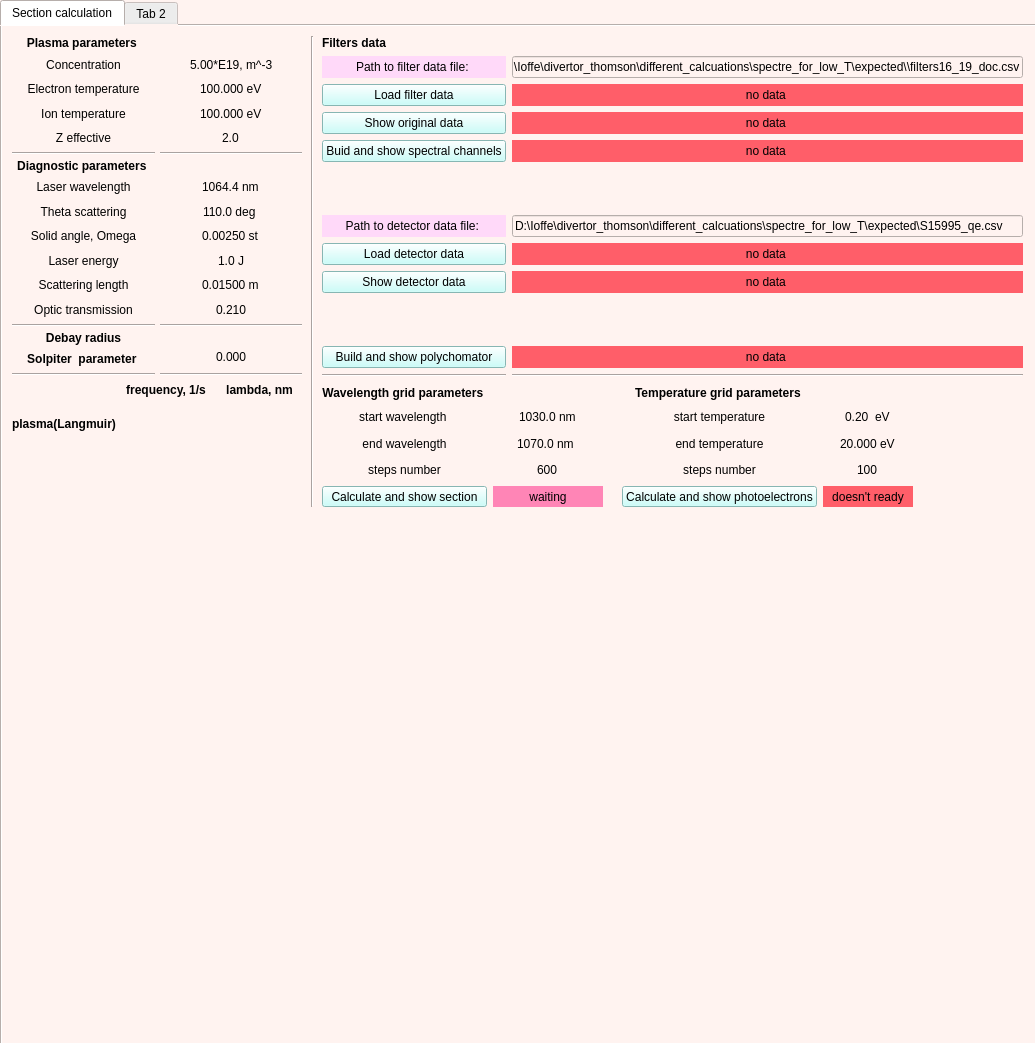
Qt form gui/designe_1.ui (Ermachok/spectre_for_low_T) before a commit.
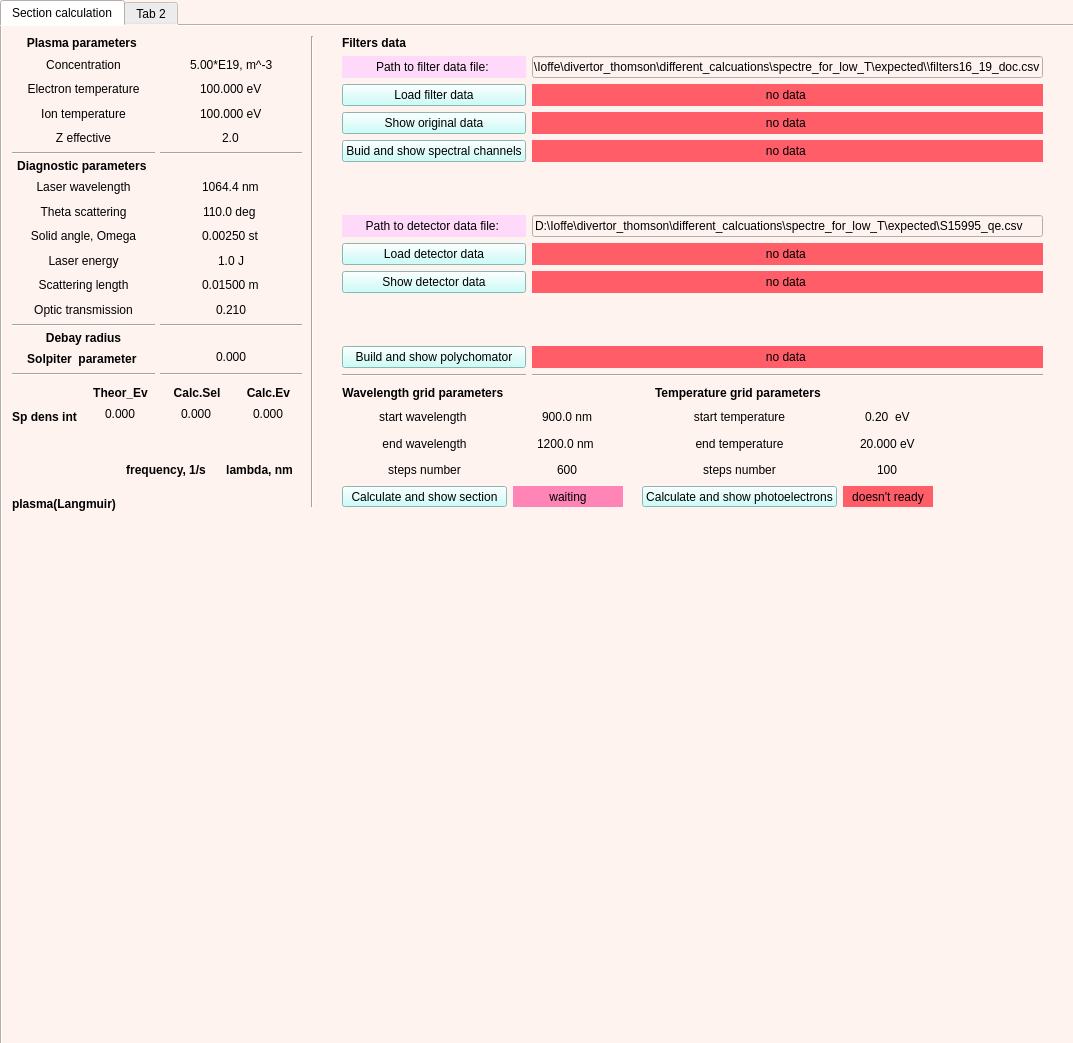
The same form after that commit.

What changed in the file:
```diff
--- a/gui/designe_1.ui
+++ b/gui/designe_1.ui
@@ -6,7 +6,7 @@
    <rect>
     <x>0</x>
     <y>0</y>
-    <width>1035</width>
+    <width>1073</width>
     <height>1043</height>
    </rect>
   </property>
@@ -646,7 +646,7 @@
      <widget class="QWidget" name="gridLayoutWidget_3">
       <property name="geometry">
        <rect>
-        <x>320</x>
+        <x>340</x>
         <y>10</y>
         <width>701</width>
         <height>341</height>
@@ -899,7 +899,7 @@
      <widget class="QWidget" name="gridLayoutWidget">
       <property name="geometry">
        <rect>
-        <x>620</x>
+        <x>640</x>
         <y>360</y>
         <width>291</width>
         <height>121</height>
@@ -1070,7 +1070,7 @@
      <widget class="QWidget" name="gridLayoutWidget_2">
       <property name="geometry">
        <rect>
-        <x>320</x>
+        <x>340</x>
         <y>360</y>
         <width>281</width>
         <height>121</height>
@@ -1198,7 +1198,7 @@
           <double>2000000.000000000000000</double>
          </property>
          <property name="value">
-          <double>1070.000000000000000</double>
+          <double>1200.000000000000000</double>
          </property>
         </widget>
        </item>
@@ -1229,7 +1229,7 @@
           <double>200000.000000000000000</double>
          </property>
          <property name="value">
-          <double>1030.000000000000000</double>
+          <double>900.000000000000000</double>
          </property>
         </widget>
        </item>
@@ -1239,7 +1239,7 @@
       <property name="geometry">
        <rect>
         <x>10</x>
-        <y>350</y>
+        <y>430</y>
         <width>291</width>
         <height>61</height>
        </rect>
@@ -1318,6 +1318,157 @@
        </item>
       </layout>
      </widget>
+     <widget class="QWidget" name="gridLayoutWidget_5">
+      <property name="geometry">
+       <rect>
+        <x>10</x>
+        <y>360</y>
+        <width>289</width>
+        <height>41</height>
+       </rect>
+      </property>
+      <layout class="QGridLayout" name="gridLayout_6">
+       <item row="1" column="2">
+        <widget class="QDoubleSpinBox" name="SpecDenSel_calc">
+         <property name="frame">
+          <bool>false</bool>
+         </property>
+         <property name="alignment">
+          <set>Qt::AlignHCenter|Qt::AlignTop</set>
+         </property>
+         <property name="readOnly">
+          <bool>true</bool>
+         </property>
+         <property name="buttonSymbols">
+          <enum>QAbstractSpinBox::NoButtons</enum>
+         </property>
+         <property name="specialValueText">
+          <string notr="true"/>
+         </property>
+         <property name="decimals">
+          <number>3</number>
+         </property>
+         <property name="maximum">
+          <double>50.000000000000000</double>
+         </property>
+        </widget>
+       </item>
+       <item row="1" column="0">
+        <widget class="QLabel" name="label_28">
+         <property name="font">
+          <font>
+           <weight>75</weight>
+           <bold>true</bold>
+          </font>
+         </property>
+         <property name="text">
+          <string>Sp dens int</string>
+         </property>
+         <property name="alignment">
+          <set>Qt::AlignCenter</set>
+         </property>
+        </widget>
+       </item>
+       <item row="0" column="2">
+        <widget class="QLabel" name="label_31">
+         <property name="font">
+          <font>
+           <weight>75</weight>
+           <bold>true</bold>
+          </font>
+         </property>
+         <property name="text">
+          <string>Calc.Sel</string>
+         </property>
+         <property name="alignment">
+          <set>Qt::AlignCenter</set>
+         </property>
+        </widget>
+       </item>
+       <item row="0" column="1" alignment="Qt::AlignHCenter">
+        <widget class="QLabel" name="label_30">
+         <property name="font">
+          <font>
+           <weight>75</weight>
+           <bold>true</bold>
+          </font>
+         </property>
+         <property name="text">
+          <string>Theor_Ev</string>
+         </property>
+         <property name="alignment">
+          <set>Qt::AlignCenter</set>
+         </property>
+        </widget>
+       </item>
+       <item row="1" column="1" alignment="Qt::AlignLeft">
+        <widget class="QDoubleSpinBox" name="SpecDens_theor">
+         <property name="frame">
+          <bool>false</bool>
+         </property>
+         <property name="alignment">
+          <set>Qt::AlignHCenter|Qt::AlignTop</set>
+         </property>
+         <property name="readOnly">
+          <bool>true</bool>
+         </property>
+         <property name="buttonSymbols">
+          <enum>QAbstractSpinBox::NoButtons</enum>
+         </property>
+         <property name="specialValueText">
+          <string notr="true"/>
+         </property>
+         <property name="decimals">
+          <number>3</number>
+         </property>
+         <property name="maximum">
+          <double>50000000.000000000000000</double>
+         </property>
+        </widget>
+       </item>
+       <item row="0" column="3">
+        <widget class="QLabel" name="label_32">
+         <property name="font">
+          <font>
+           <weight>75</weight>
+           <bold>true</bold>
+          </font>
+         </property>
+         <property name="text">
+          <string>Calc.Ev</string>
+         </property>
+         <property name="alignment">
+          <set>Qt::AlignCenter</set>
+         </property>
+        </widget>
+       </item>
+       <item row="1" column="3">
+        <widget class="QDoubleSpinBox" name="SpecDenEv_calc">
+         <property name="frame">
+          <bool>false</bool>
+         </property>
+         <property name="alignment">
+          <set>Qt::AlignHCenter|Qt::AlignTop</set>
+         </property>
+         <property name="readOnly">
+          <bool>true</bool>
+         </property>
+         <property name="buttonSymbols">
+          <enum>QAbstractSpinBox::NoButtons</enum>
+         </property>
+         <property name="specialValueText">
+          <string notr="true"/>
+         </property>
+         <property name="decimals">
+          <number>3</number>
+         </property>
+         <property name="maximum">
+          <double>50.000000000000000</double>
+         </property>
+        </widget>
+       </item>
+      </layout>
+     </widget>
     </widget>
     <widget class="QWidget" name="tab_2">
      <attribute name="title">
```
Left out of the diff: 402 changed lines with no effect on the pictures.
